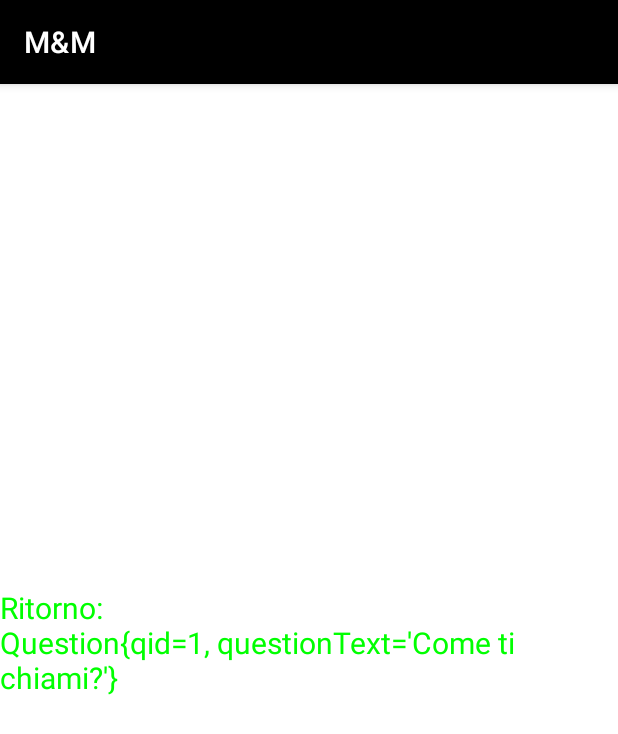
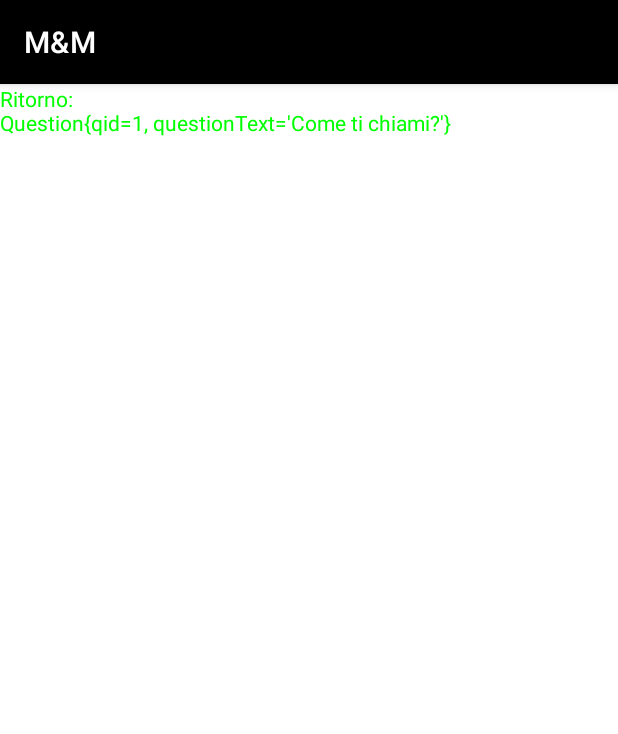
Before and after one commit to MColombari/MM, an Android app: the screen it shows after launch (Home), on a phone screen of 412 x 824 dp. Shown: the top 734 px of the screen. Run offline under Robolectric (Android 15) with nearby library versions, the phone set to English and light mode, and no system bars; our stand-ins replace Room's generated code.

Commit message:
perchè sì

```diff
--- a/app/src/main/java/com/example/mm/Home.java
+++ b/app/src/main/java/com/example/mm/Home.java
@@ -3,12 +3,8 @@ package com.example.mm;
 import androidx.appcompat.app.AppCompatActivity;
 
 import android.os.Bundle;
-import android.view.View;
 import android.widget.TextView;
 
-import java.util.List;
-
-import localDatabase.Question;
 import localDatabase.TestApp;
 
 public class Home extends AppCompatActivity {
@@ -16,7 +12,7 @@ public class Home extends AppCompatActivity {
     @Override
     protected void onCreate(Bundle savedInstanceState) {
         super.onCreate(savedInstanceState);
-        setContentView(R.layout.activity_home);
+        setContentView(R.layout.activity_main);
 
         mainTextView = findViewById(R.id.mainText);
 
--- a/app/src/main/res/MainActivity.java
+++ b/app/src/main/res/MainActivity.java
@@ -15,7 +15,7 @@ public class MainActivity extends AppCompatActivity implements SeekBar.OnSeekBar
     @Override
     protected void onCreate(Bundle savedInstanceState) {
         super.onCreate(savedInstanceState);
-        setContentView(R.layout.activity_main);
+        setContentView(R.layout.activity_ex);
 
         barr = findViewById(R.id.seekBar);
         barr.setOnSeekBarChangeListener(this);
--- a/app/src/main/res/layout/activity_home.xml
+++ /dev/null
@@ -1,25 +0,0 @@
-<?xml version="1.0" encoding="utf-8"?>
-<androidx.constraintlayout.widget.ConstraintLayout xmlns:android="http://schemas.android.com/apk/res/android"
-    xmlns:app="http://schemas.android.com/apk/res-auto"
-    xmlns:tools="http://schemas.android.com/tools"
-    android:layout_width="match_parent"
-    android:layout_height="match_parent"
-    android:visibility="visible"
-    tools:context=".Home"
-    tools:visibility="visible">
-
-    <TextView
-        android:id="@+id/mainText"
-        android:layout_width="wrap_content"
-        android:layout_height="wrap_content"
-        android:text="@string/MainStringValue"
-        android:textColor="@color/black"
-        android:textSize="20sp"
-        android:visibility="visible"
-        app:layout_constraintBottom_toBottomOf="parent"
-        app:layout_constraintEnd_toEndOf="parent"
-        app:layout_constraintStart_toStartOf="parent"
-        app:layout_constraintTop_toTopOf="parent"
-        tools:visibility="visible" />
-
-</androidx.constraintlayout.widget.ConstraintLayout>
--- /dev/null
+++ b/app/src/main/res/layout/activity_main.xml
@@ -0,0 +1,14 @@
+<?xml version="1.0" encoding="utf-8"?>
+<androidx.constraintlayout.widget.ConstraintLayout xmlns:android="http://schemas.android.com/apk/res/android"
+    xmlns:tools="http://schemas.android.com/tools"
+    android:layout_width="match_parent"
+    android:layout_height="match_parent">
+
+    <TextView
+        android:id="@+id/mainText"
+        android:layout_width="wrap_content"
+        android:layout_height="wrap_content"
+        android:text="Prova"
+        tools:layout_editor_absoluteX="163dp"
+        tools:layout_editor_absoluteY="323dp" />
+</androidx.constraintlayout.widget.ConstraintLayout>
--- a/app/src/main/res/values/strings.xml
+++ b/app/src/main/res/values/strings.xml
@@ -2,5 +2,5 @@
     <string name="app_name">M&amp;M</string>
     <!-- TODO: Remove or change this placeholder text -->
     <string name="hello_blank_fragment">Hello blank fragment</string>
-    <string name="MainStringValue">Funziona!!!</string>
+    <string name="MainStringValue">Funziona!!! Evviva</string>
 </resources>
```
Also changed, not shown: app/src/main/java/com/example/mm/Exercise.java (added, +63 -0 lines), app/src/main/res/layout/activity_ex.xml (added, +110 -0 lines), 3 other files.
